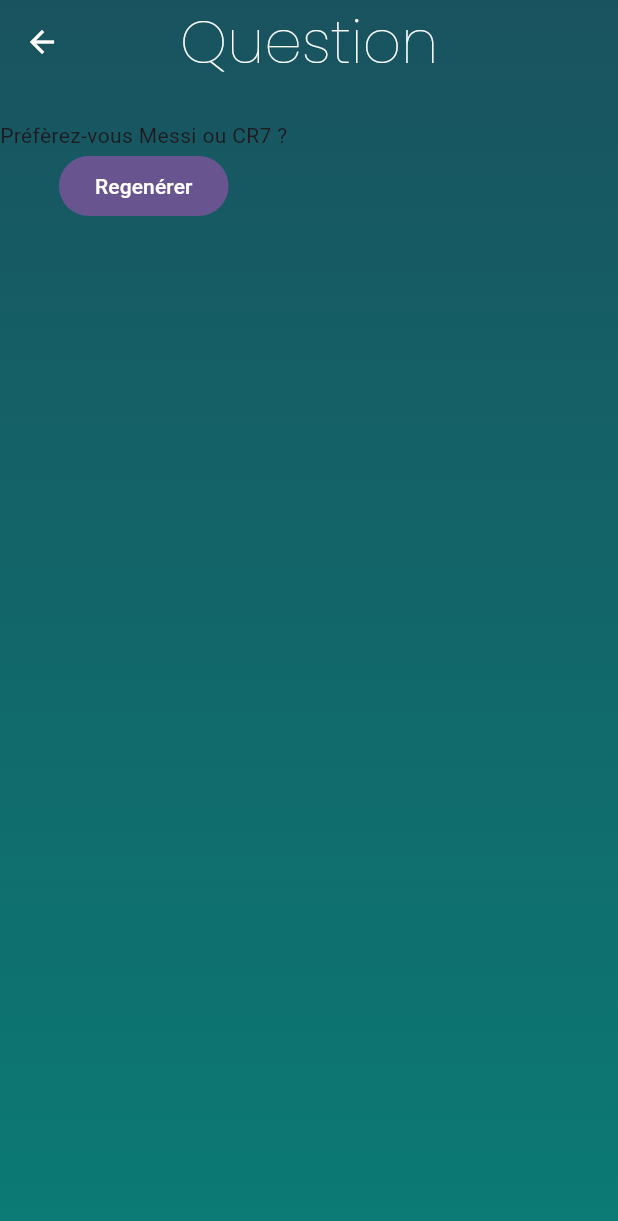
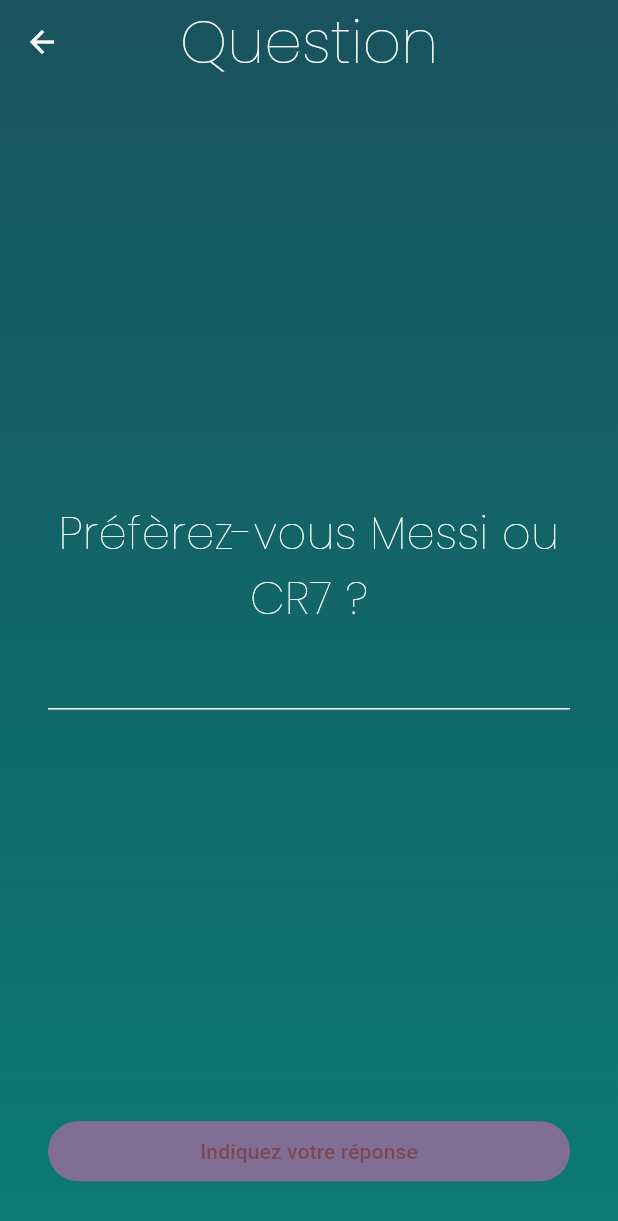
Before and after one commit to RaphMLK/BisRepetita, a Flutter app: the QuestionPage widget shown alone on an empty page, opened directly, on a phone screen of 412 x 824 dp. Shown: the top 1221 px of the screen. Run offline on Flutter 3.47's test engine with Material 3 defaults, Android fonts, the phone set to English and light mode, and no system bars; our stand-ins replace google_fonts.

Commit message:
BP-08 - Add textfield and valid button for the question to the master

```diff
--- /dev/null
+++ b/lib/components/questions/bp-question.dart
@@ -0,0 +1,13 @@
+import 'package:bisrepetita/models/question.dart';
+import 'package:flutter/cupertino.dart';
+import 'package:provider/provider.dart';
+
+class BPQuestion extends StatelessWidget {
+  @override
+  Widget build(BuildContext context) {
+    return Consumer<Question>(builder: (context, question, child) {
+      question.getNewQuestion(context);
+      return Text(question.currentQuestion);
+    });
+  }
+}
--- a/lib/models/question.dart
+++ b/lib/models/question.dart
@@ -22,6 +22,8 @@ class Question extends ChangeNotifier {
   }
 
   void getNewQuestion(BuildContext context) async {
+    if (currentQuestion != "") return;
+
     if (questions.isEmpty) {
       // load questions from json files
       String data = await DefaultAssetBundle.of(context)
@@ -93,7 +95,6 @@ class Question extends ChangeNotifier {
   }
 
   bool _isRemainingQuestions(List<QuestionType> types) {
-    List<String> allQuestions = [];
     for (final type in types) {
       List<dynamic> questionInThisType = questions[type.toString()];
       if (questionInThisType.isNotEmpty) return true;
--- a/lib/pages/question.dart
+++ b/lib/pages/question.dart
@@ -1,8 +1,8 @@
 import 'package:bisrepetita/components/bp-app-bar.dart';
 import 'package:bisrepetita/components/bp-page.dart';
 import 'package:bisrepetita/models/question.dart';
-import 'package:flutter/cupertino.dart';
 import 'package:flutter/material.dart';
+import 'package:google_fonts/google_fonts.dart';
 import 'package:provider/provider.dart';
 
 class QuestionPage extends StatefulWidget {
@@ -13,29 +13,130 @@ class QuestionPage extends StatefulWidget {
 }
 
 class _QuestionPageState extends State<QuestionPage> {
+  late TextEditingController _answerController;
+  FocusNode _focusNodeTextField = FocusNode();
+  bool validMasterAnswer = false;
+
   @override
   void initState() {
     super.initState();
+    _answerController = TextEditingController();
+    _focusNodeTextField.addListener(_onFocusChange);
+  }
+
+  @override
+  void dispose() {
+    super.dispose();
+    _focusNodeTextField.removeListener(_onFocusChange);
+    _focusNodeTextField.dispose();
+  }
+
+  void _onFocusChange() {
+    debugPrint("Focus: ${_focusNodeTextField.hasFocus}");
   }
 
   @override
   Widget build(BuildContext context) {
-    var questionWatcher = context.read<Question>();
-    questionWatcher.getNewQuestion(context);
     return BPPage(
         appBar: BPAppBar(backButton: true, title: 'Question'),
-        child: Column(
-          children: [
-            Consumer<Question>(builder: (context, question, child) {
-              return Text(question.currentQuestion);
-            }),
-            FilledButton(
+        child: Padding(
+            padding: EdgeInsets.fromLTRB(32, 0, 32, 16),
+            child: Column(
+              children: [
+                Flexible(
+                    flex: 8,
+                    child: Column(
+                      mainAxisAlignment: MainAxisAlignment.center,
+                      children: [
+                        Consumer<Question>(builder: (context, question, child) {
+                          question.getNewQuestion(context);
+                          return Text(
+                              textAlign: TextAlign.center,
+                              style: GoogleFonts.poppins(
+                                fontSize: 30,
+                                color: Colors.white,
+                                fontWeight: FontWeight.w200,
+                              ),
+                              question.currentQuestion);
+                        }),
+                        SizedBox(height: 5),
+                        TextField(
+                          focusNode: _focusNodeTextField,
+                          controller: _answerController,
+                          decoration: InputDecoration(
+                              enabledBorder: UnderlineInputBorder(
+                                  borderSide: BorderSide(
+                                      color: Colors.white, width: 1)),
+                              focusedBorder: UnderlineInputBorder(
+                                  borderSide: BorderSide(
+                                      color: Colors.white, width: 1)),
+                              contentPadding: EdgeInsets.zero,
+                              counterText: '', // to hide the counter of length
+                              suffix: _focusNodeTextField.hasFocus
+                                  ? Transform(
+                                      transform:
+                                          Matrix4.translationValues(0, 3.5, 0),
+                                      child: Container(
+                                        height: 24,
+                                        decoration: const ShapeDecoration(
+                                          shape: CircleBorder(),
+                                          color: Colors.white,
+                                        ),
+                                        child: IconButton(
+                                            onPressed: () {
+                                              setState(() {
+                                                _answerController.clear();
+                                              });
+                                            },
+                                            iconSize: 24,
+                                            padding: EdgeInsets.zero,
+                                            icon: const Icon(
+                                                color: Color(0xFF7B2D26),
+                                                Icons.close)),
+                                      ),
+                                    )
+                                  : null),
+                          cursorColor: Colors.white,
+                          autocorrect: false,
+                          style: GoogleFonts.poppins(
+                            fontSize: 24,
+                            color: Colors.white,
+                            fontWeight: FontWeight.w300,
+                          ),
+                          onTapOutside: (event) {
+                            FocusScope.of(context).unfocus();
+                          },
+                          onSubmitted: (event) {
+                            FocusScope.of(context).unfocus();
+                          },
+                        ),
+                      ],
+                    )),
+                Flexible(
+                    flex: 1,
+                    child: Center(
+                        child: FilledButton(
+                            onPressed:
+                                _answerController.text != "" ? () {} : null,
+                            style: FilledButton.styleFrom(
+                              minimumSize: Size.fromHeight(40),
+                              backgroundColor: Color(0xFF816E94),
+                              disabledBackgroundColor: Color(0xFF816E94),
+                            ),
+                            child: Text(
+                                style: TextStyle(
+                                    color: _answerController.text != ""
+                                        ? Colors.white
+                                        : Color(0xFF7B2D26).withOpacity(0.6)),
+                                _answerController.text != ""
+                                    ? 'Valider'
+                                    : 'Indiquez votre réponse'))))
+                /*FilledButton(
                 onPressed: () {
-                  Provider.of<Question>(context, listen: false)
-                      .getNewQuestion(context);
+
                 },
-                child: Text('Regenérer'))
-          ],
-        ));
+                child: Text('Regenérer'))*/
+              ],
+            )));
   }
 }
```
